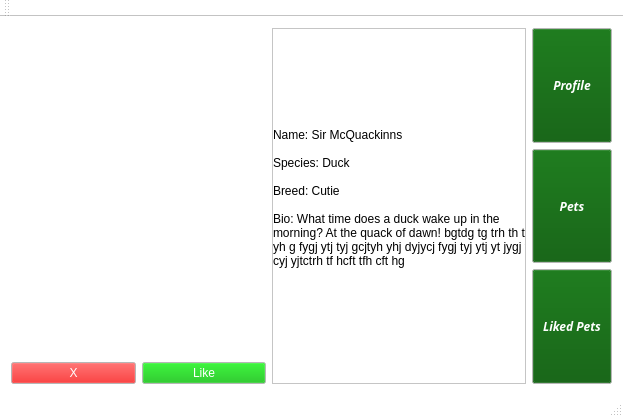
Before: the Qt Designer form pet_tinder/gui/screen.ui in CS-205-S21/team_1_4, drawn with Qt 5.
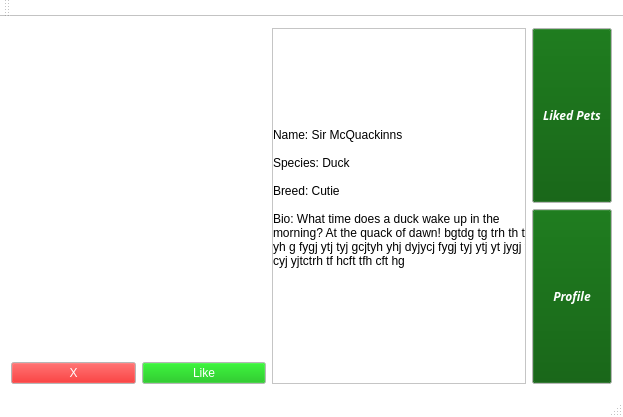
After: the same form once the commit is applied.

Commit message: Profile Page and PEt List Beta

```diff
--- a/pet_tinder/gui/screen.ui
+++ b/pet_tinder/gui/screen.ui
@@ -333,7 +333,7 @@
    <property name="autoFillBackground">
     <bool>false</bool>
    </property>
-   <layout class="QVBoxLayout" name="verticalLayout_2">
+   <layout class="QHBoxLayout" name="horizontalLayout_3">
     <item>
      <layout class="QHBoxLayout" name="horizontalLayout" stretch="3,3,0">
       <item>
@@ -510,6 +510,67 @@
       </item>
       <item>
        <layout class="QVBoxLayout" name="verticalLayout">
+        <item>
+         <widget class="QPushButton" name="likedPetsButton">
+          <property name="maximumSize">
+           <size>
+            <width>10000</width>
+            <height>10000</height>
+           </size>
+          </property>
+          <property name="palette">
+           <palette>
+            <active>
+             <colorrole role="Button">
+              <brush brushstyle="SolidPattern">
+               <color alpha="255">
+                <red>0</red>
+                <green>85</green>
+                <blue>0</blue>
+               </color>
+              </brush>
+             </colorrole>
+            </active>
+            <inactive>
+             <colorrole role="Button">
+              <brush brushstyle="SolidPattern">
+               <color alpha="255">
+                <red>0</red>
+                <green>85</green>
+                <blue>0</blue>
+               </color>
+              </brush>
+             </colorrole>
+            </inactive>
+            <disabled>
+             <colorrole role="Button">
+              <brush brushstyle="SolidPattern">
+               <color alpha="255">
+                <red>0</red>
+                <green>85</green>
+                <blue>0</blue>
+               </color>
+              </brush>
+             </colorrole>
+            </disabled>
+           </palette>
+          </property>
+          <property name="font">
+           <font>
+            <family>Purisa</family>
+            <weight>75</weight>
+            <italic>true</italic>
+            <bold>true</bold>
+           </font>
+          </property>
+          <property name="layoutDirection">
+           <enum>Qt::LeftToRight</enum>
+          </property>
+          <property name="text">
+           <string>Liked Pets</string>
+          </property>
+         </widget>
+        </item>
         <item>
          <widget class="QPushButton" name="profileButton">
           <property name="maximumSize">
@@ -577,128 +638,6 @@
           </property>
          </widget>
         </item>
-        <item>
-         <widget class="QPushButton" name="petListButton">
-          <property name="maximumSize">
-           <size>
-            <width>10000</width>
-            <height>10000</height>
-           </size>
-          </property>
-          <property name="palette">
-           <palette>
-            <active>
-             <colorrole role="Button">
-              <brush brushstyle="SolidPattern">
-               <color alpha="255">
-                <red>0</red>
-                <green>85</green>
-                <blue>0</blue>
-               </color>
-              </brush>
-             </colorrole>
-            </active>
-            <inactive>
-             <colorrole role="Button">
-              <brush brushstyle="SolidPattern">
-               <color alpha="255">
-                <red>0</red>
-                <green>85</green>
-                <blue>0</blue>
-               </color>
-              </brush>
-             </colorrole>
-            </inactive>
-            <disabled>
-             <colorrole role="Button">
-              <brush brushstyle="SolidPattern">
-               <color alpha="255">
-                <red>0</red>
-                <green>85</green>
-                <blue>0</blue>
-               </color>
-              </brush>
-             </colorrole>
-            </disabled>
-           </palette>
-          </property>
-          <property name="font">
-           <font>
-            <family>Purisa</family>
-            <weight>75</weight>
-            <italic>true</italic>
-            <bold>true</bold>
-           </font>
-          </property>
-          <property name="layoutDirection">
-           <enum>Qt::LeftToRight</enum>
-          </property>
-          <property name="text">
-           <string>Pets</string>
-          </property>
-         </widget>
-        </item>
-        <item>
-         <widget class="QPushButton" name="likedPetsButton">
-          <property name="maximumSize">
-           <size>
-            <width>10000</width>
-            <height>10000</height>
-           </size>
-          </property>
-          <property name="palette">
-           <palette>
-            <active>
-             <colorrole role="Button">
-              <brush brushstyle="SolidPattern">
-               <color alpha="255">
-                <red>0</red>
-                <green>85</green>
-                <blue>0</blue>
-               </color>
-              </brush>
-             </colorrole>
-            </active>
-            <inactive>
-             <colorrole role="Button">
-              <brush brushstyle="SolidPattern">
-               <color alpha="255">
-                <red>0</red>
-                <green>85</green>
-                <blue>0</blue>
-               </color>
-              </brush>
-             </colorrole>
-            </inactive>
-            <disabled>
-             <colorrole role="Button">
-              <brush brushstyle="SolidPattern">
-               <color alpha="255">
-                <red>0</red>
-                <green>85</green>
-                <blue>0</blue>
-               </color>
-              </brush>
-             </colorrole>
-            </disabled>
-           </palette>
-          </property>
-          <property name="font">
-           <font>
-            <family>Purisa</family>
-            <weight>75</weight>
-            <italic>true</italic>
-            <bold>true</bold>
-           </font>
-          </property>
-          <property name="layoutDirection">
-           <enum>Qt::LeftToRight</enum>
-          </property>
-          <property name="text">
-           <string>Liked Pets</string>
-          </property>
-         </widget>
-        </item>
        </layout>
       </item>
      </layout>
```
The commit also changes 9 other files.
